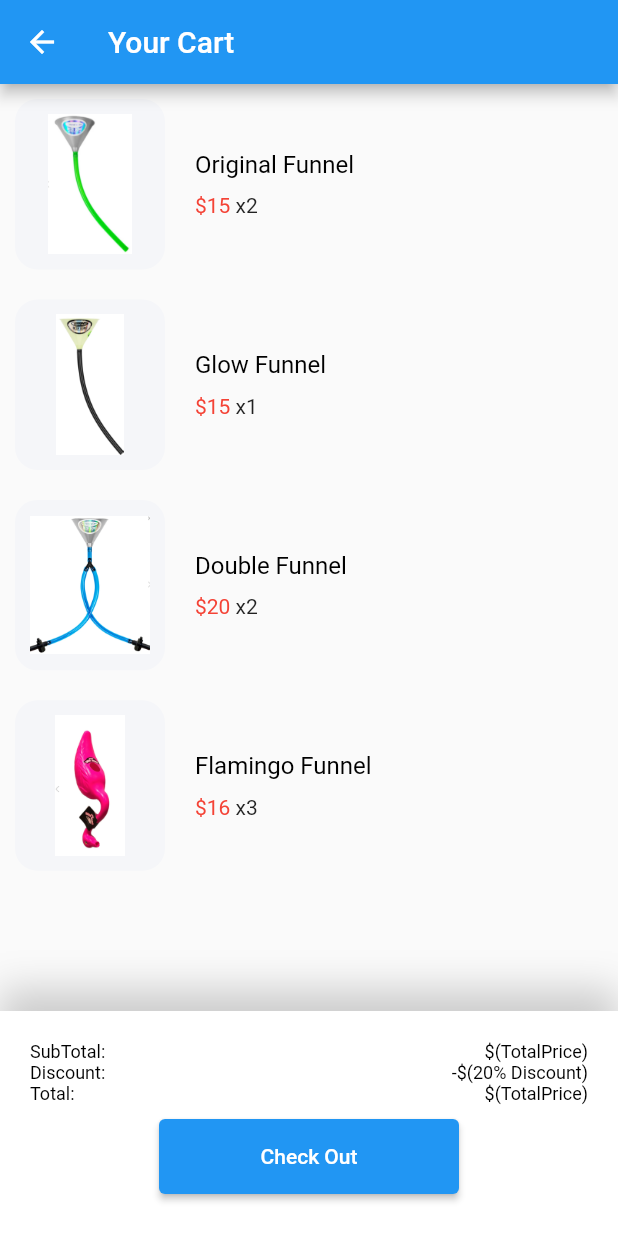
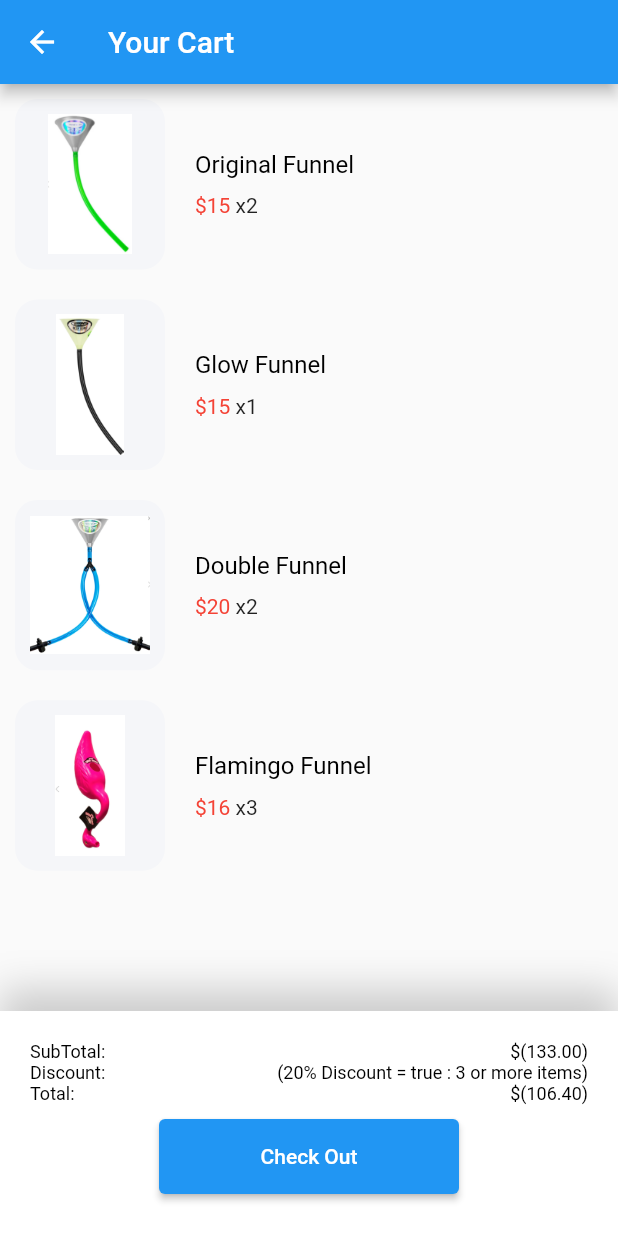
Before and after one commit to code-panda-x/SE330-Human-Factors-User-Interface, a Flutter app: the CartPage screen opened directly, on a phone screen of 412 x 824 dp. Run offline on Flutter 3.47's test engine with Material 2 defaults, Android fonts, the phone set to English and light mode, and no system bars; our stand-ins replace flutter_svg, google_fonts.

Commit message:
Committed my stuff

```diff
--- a/head_rush_funnel_app_store/lib/Pages/cart/cartpage.dart
+++ b/head_rush_funnel_app_store/lib/Pages/cart/cartpage.dart
@@ -1,4 +1,5 @@
 import 'package:flutter/material.dart';
+import 'package:head_rush_funnel_app_store/Models/Cart.dart';
 import 'package:head_rush_funnel_app_store/Pages/paymentpage.dart';
 import 'components/body.dart';
 
@@ -34,6 +35,29 @@ class CheckOutCard extends StatelessWidget {
 
   @override
   Widget build(BuildContext context) {
+    double subtotal = 0.0;
+    int numItems = 0;
+    double discount = 0.0;
+    double total = 0.0;
+    String active;
+    for (int i = 0; i < demoCarts.length; i++)
+    {
+      subtotal += demoCarts[i].product.price * demoCarts[i].numOfItems;
+      numItems += demoCarts[1].numOfItems;
+    }
+    if(numItems > 3)
+    {
+      discount = -0.2;
+      active = "true : 3 or more items";
+    }
+    else
+    {
+      discount = 0.0;
+      active = "false : less then 3 items";
+    }
+
+    total = subtotal * (discount + 1.0);
+
     return Container(
       padding: EdgeInsets.symmetric(
         vertical: 20,
@@ -57,7 +81,7 @@ class CheckOutCard extends StatelessWidget {
               ),
               Spacer(),
               Text(
-                "\$(TotalPrice)",
+                "\$(${subtotal.toStringAsFixed(2)})",
                 style: TextStyle(fontSize: 12, color: Colors.black),
               )
             ],
@@ -70,7 +94,7 @@ class CheckOutCard extends StatelessWidget {
               ),
               Spacer(),
               Text(
-                "-\$(20% Discount)",
+                "(20% Discount = $active)",
                 style: TextStyle(fontSize: 12, color: Colors.black),
               )
             ],
@@ -83,7 +107,7 @@ class CheckOutCard extends StatelessWidget {
               ),
               Spacer(),
               Text(
-                "\$(TotalPrice)",
+                "\$(${total.toStringAsFixed(2)})",
                 style: TextStyle(fontSize: 12, color: Colors.black),
               )
             ],
@@ -101,7 +125,7 @@ class CheckOutCard extends StatelessWidget {
                     // Navigate to second route when tapped.
                     Navigator.push(context,
                         MaterialPageRoute(builder: (context) {
-                      return Payment();
+                      return Payment(total1: total);
                     }));
                   }))
         ],
--- a/head_rush_funnel_app_store/lib/Pages/paymentpage.dart
+++ b/head_rush_funnel_app_store/lib/Pages/paymentpage.dart
@@ -2,17 +2,21 @@ import 'package:flutter/material.dart';
 import 'package:head_rush_funnel_app_store/Pages/confirmpage.dart';
 
 class Payment extends StatefulWidget {
+  final double total1;
+
+  Payment({@required this.total1});
   PaymentPage createState() => PaymentPage();
 }
 
 class PaymentPage extends State<Payment> {
+
   bool _checked = false;
   bool _checked1 = false;
   bool _checked2 = false;
   bool value = false;
   bool value1 = false;
   bool value2 = false;
-  String total = "100";
+  //String total = "100";
   @override
   Widget build(BuildContext context) {
     return Scaffold(
@@ -342,7 +346,7 @@ class PaymentPage extends State<Payment> {
                 new Container(
                   padding: (EdgeInsets.only(top: 20, left: 20)),
                   child: Text(
-                    "Payment Total: " + total + " USD",
+                    "Payment Total: ${widget.total1.toStringAsFixed(2)} USD",
                     style: TextStyle(
                       fontSize: 25,
                     ),
--- a/head_rush_funnel_app_store/lib/main.dart
+++ b/head_rush_funnel_app_store/lib/main.dart
@@ -1,5 +1,4 @@
 import 'package:flutter/material.dart';
-import 'package:head_rush_funnel_app_store/Pages/paymentpage.dart';
 import 'Pages/firstpage.dart';
 
 void main() {
```
